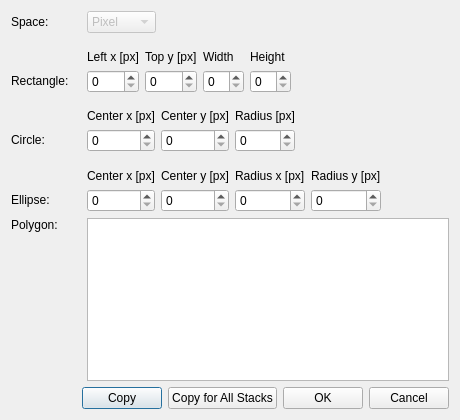
Qt form src/puprisa/ui/forms/edit_roi_dialog.ui (MCFLab/puprisa) before a commit.
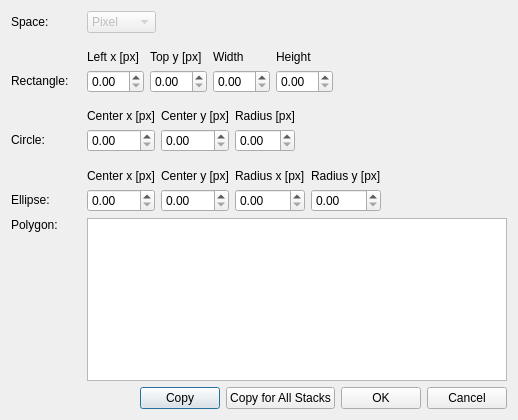
The same form after that commit.

```diff
--- a/src/puprisa/ui/forms/edit_roi_dialog.ui
+++ b/src/puprisa/ui/forms/edit_roi_dialog.ui
@@ -6,7 +6,7 @@
    <rect>
     <x>0</x>
     <y>0</y>
-    <width>460</width>
+    <width>518</width>
     <height>420</height>
    </rect>
   </property>
@@ -131,7 +131,7 @@
         </widget>
        </item>
        <item>
-        <widget class="QSpinBox" name="rectLeftXSpinBox"/>
+        <widget class="QDoubleSpinBox" name="rectLeftXBox"/>
        </item>
       </layout>
      </item>
@@ -164,7 +164,7 @@
         </widget>
        </item>
        <item>
-        <widget class="QSpinBox" name="rectTopYSpinBox"/>
+        <widget class="QDoubleSpinBox" name="rectTopYBox"/>
        </item>
       </layout>
      </item>
@@ -197,7 +197,7 @@
         </widget>
        </item>
        <item>
-        <widget class="QSpinBox" name="rectWidthSpinBox"/>
+        <widget class="QDoubleSpinBox" name="rectWidthBox"/>
        </item>
       </layout>
      </item>
@@ -230,7 +230,7 @@
         </widget>
        </item>
        <item>
-        <widget class="QSpinBox" name="rectHeightSpinBox"/>
+        <widget class="QDoubleSpinBox" name="rectHeightBox"/>
        </item>
       </layout>
      </item>
@@ -319,7 +319,7 @@
         </widget>
        </item>
        <item>
-        <widget class="QSpinBox" name="circCenterXSpinBox"/>
+        <widget class="QDoubleSpinBox" name="circCenterXBox"/>
        </item>
       </layout>
      </item>
@@ -352,7 +352,7 @@
         </widget>
        </item>
        <item>
-        <widget class="QSpinBox" name="circCenterYSpinBox"/>
+        <widget class="QDoubleSpinBox" name="circCenterYBox"/>
        </item>
       </layout>
      </item>
@@ -385,7 +385,7 @@
         </widget>
        </item>
        <item>
-        <widget class="QSpinBox" name="circRSpinBox"/>
+        <widget class="QDoubleSpinBox" name="circRBox"/>
        </item>
       </layout>
      </item>
@@ -468,7 +468,7 @@
         </widget>
        </item>
        <item>
-        <widget class="QSpinBox" name="ellipseCenterXSpinBox"/>
+        <widget class="QDoubleSpinBox" name="ellipseCenterXBox"/>
        </item>
       </layout>
      </item>
@@ -501,7 +501,7 @@
         </widget>
        </item>
        <item>
-        <widget class="QSpinBox" name="ellipseCenterYSpinBox"/>
+        <widget class="QDoubleSpinBox" name="ellipseCenterYBox"/>
        </item>
       </layout>
      </item>
@@ -534,7 +534,7 @@
         </widget>
        </item>
        <item>
-        <widget class="QSpinBox" name="ellipseRadiusXSpinBox"/>
+        <widget class="QDoubleSpinBox" name="ellipseRadiusXBox"/>
        </item>
       </layout>
      </item>
@@ -567,7 +567,7 @@
         </widget>
        </item>
        <item>
-        <widget class="QSpinBox" name="ellipseRadiusYSpinBox"/>
+        <widget class="QDoubleSpinBox" name="ellipseRadiusYBox"/>
        </item>
       </layout>
      </item>
```
